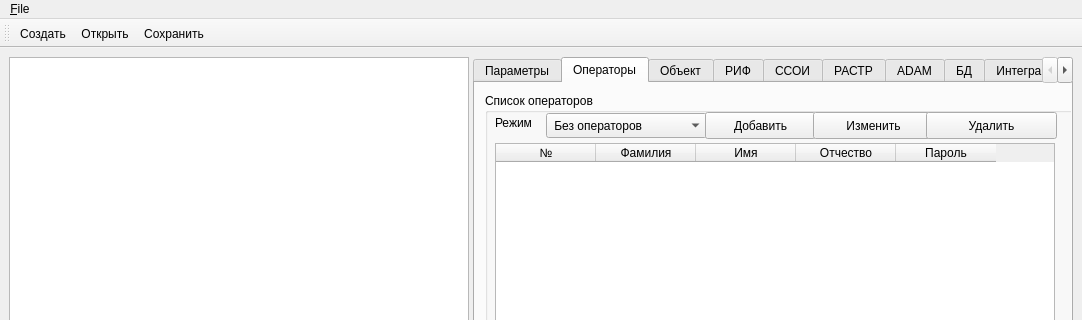
First picture: the form in m_cfg/MainWindowCFG.ui, repository xXRadioHeadXx/start7, before the edit; both pictures show x 0 to 1082 and y 0 to 320 of the 1082 by 772 pixel window.
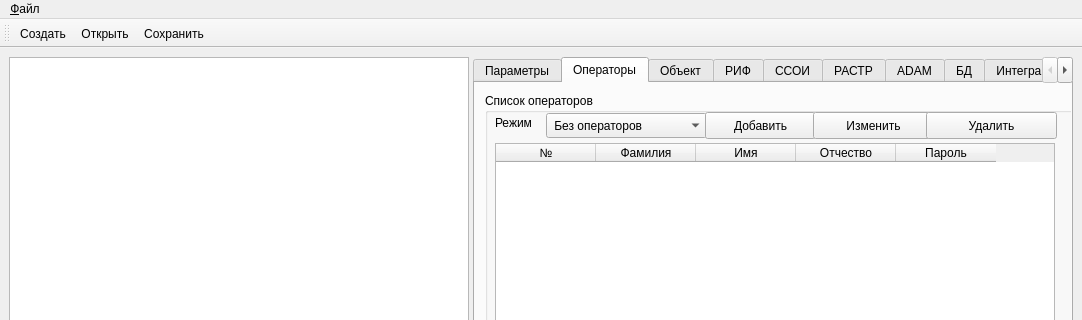
Second picture: the form after the edit. Icons and pictures are not drawn. Custom widgets are drawn as their Qt base class.

```diff
--- a/m_cfg/MainWindowCFG.ui
+++ b/m_cfg/MainWindowCFG.ui
@@ -3617,12 +3617,12 @@
      <x>0</x>
      <y>0</y>
      <width>1082</width>
-     <height>21</height>
+     <height>26</height>
     </rect>
    </property>
    <widget class="QMenu" name="menuFile">
     <property name="title">
-     <string>&amp;File</string>
+     <string>&amp;Файл</string>
     </property>
     <addaction name="actionCreate"/>
     <addaction name="actionOpen"/>
```
